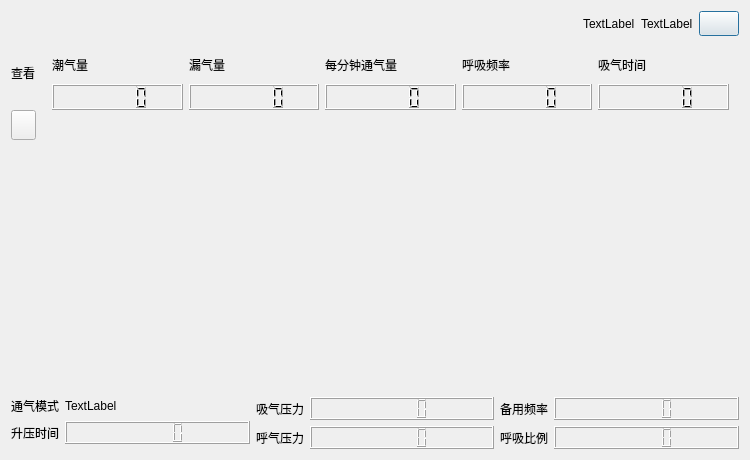
Old version of the form NICU/ventilator_dialog.ui in the repository xxnmt/Qt_ICU.
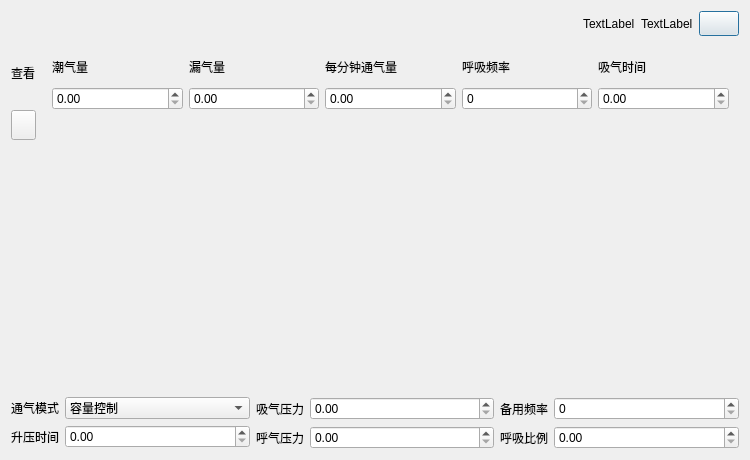
New version of the form. Icons and pictures are not drawn. Custom widgets are drawn as their Qt base class.

```diff
--- a/NICU/ventilator_dialog.ui
+++ b/NICU/ventilator_dialog.ui
@@ -136,7 +136,11 @@
             </widget>
            </item>
            <item>
-            <widget class="QLCDNumber" name="num_wet"/>
+            <widget class="QDoubleSpinBox" name="doubleSpinBox_tidalVolume">
+             <property name="maximum">
+              <double>1000.000000000000000</double>
+             </property>
+            </widget>
            </item>
           </layout>
          </item>
@@ -150,7 +154,7 @@
             </widget>
            </item>
            <item>
-            <widget class="QLCDNumber" name="num_leak"/>
+            <widget class="QDoubleSpinBox" name="doubleSpinBox_leakageVolume"/>
            </item>
           </layout>
          </item>
@@ -164,7 +168,7 @@
             </widget>
            </item>
            <item>
-            <widget class="QLCDNumber" name="num_air_min"/>
+            <widget class="QDoubleSpinBox" name="doubleSpinBox_minuteVentilation"/>
            </item>
           </layout>
          </item>
@@ -178,7 +182,7 @@
             </widget>
            </item>
            <item>
-            <widget class="QLCDNumber" name="num_breathingRate"/>
+            <widget class="QSpinBox" name="spinBox_respiratoryRate"/>
            </item>
           </layout>
          </item>
@@ -192,7 +196,7 @@
             </widget>
            </item>
            <item>
-            <widget class="QLCDNumber" name="num_breathingTime"/>
+            <widget class="QDoubleSpinBox" name="doubleSpinBox_inspiratoryTime"/>
            </item>
           </layout>
          </item>
@@ -268,13 +272,6 @@
          </property>
         </widget>
        </item>
-       <item row="0" column="1">
-        <widget class="QLabel" name="label_2">
-         <property name="text">
-          <string>TextLabel</string>
-         </property>
-        </widget>
-       </item>
        <item row="1" column="0">
         <widget class="QLabel" name="label_14">
          <property name="text">
@@ -282,8 +279,27 @@
          </property>
         </widget>
        </item>
+       <item row="0" column="1">
+        <widget class="QComboBox" name="comboBox_ventilationMode">
+         <item>
+          <property name="text">
+           <string>容量控制</string>
+          </property>
+         </item>
+         <item>
+          <property name="text">
+           <string>压力控制</string>
+          </property>
+         </item>
+         <item>
+          <property name="text">
+           <string>压力辅助</string>
+          </property>
+         </item>
+        </widget>
+       </item>
        <item row="1" column="1">
-        <widget class="QLCDNumber" name="numboostTime"/>
+        <widget class="QDoubleSpinBox" name="doubleSpinBox_riseTime"/>
        </item>
       </layout>
      </item>
@@ -296,9 +312,6 @@
          </property>
         </widget>
        </item>
-       <item row="0" column="1">
-        <widget class="QLCDNumber" name="num_IPAP"/>
-       </item>
        <item row="1" column="0">
         <widget class="QLabel" name="label_10">
          <property name="text">
@@ -306,8 +319,11 @@
          </property>
         </widget>
        </item>
+       <item row="0" column="1">
+        <widget class="QDoubleSpinBox" name="doubleSpinBox_inspiratoryPressure"/>
+       </item>
        <item row="1" column="1">
-        <widget class="QLCDNumber" name="num_EPAP"/>
+        <widget class="QDoubleSpinBox" name="doubleSpinBox_expiratoryPressure"/>
        </item>
       </layout>
      </item>
@@ -320,9 +336,6 @@
          </property>
         </widget>
        </item>
-       <item row="0" column="1">
-        <widget class="QLCDNumber" name="num_backupRate"/>
-       </item>
        <item row="1" column="0">
         <widget class="QLabel" name="label_6">
          <property name="text">
@@ -330,8 +343,11 @@
          </property>
         </widget>
        </item>
+       <item row="0" column="1">
+        <widget class="QSpinBox" name="spinBox_backupRate"/>
+       </item>
        <item row="1" column="1">
-        <widget class="QLCDNumber" name="num_IERO"/>
+        <widget class="QDoubleSpinBox" name="doubleSpinBox_ieRatio"/>
        </item>
       </layout>
      </item>
```
